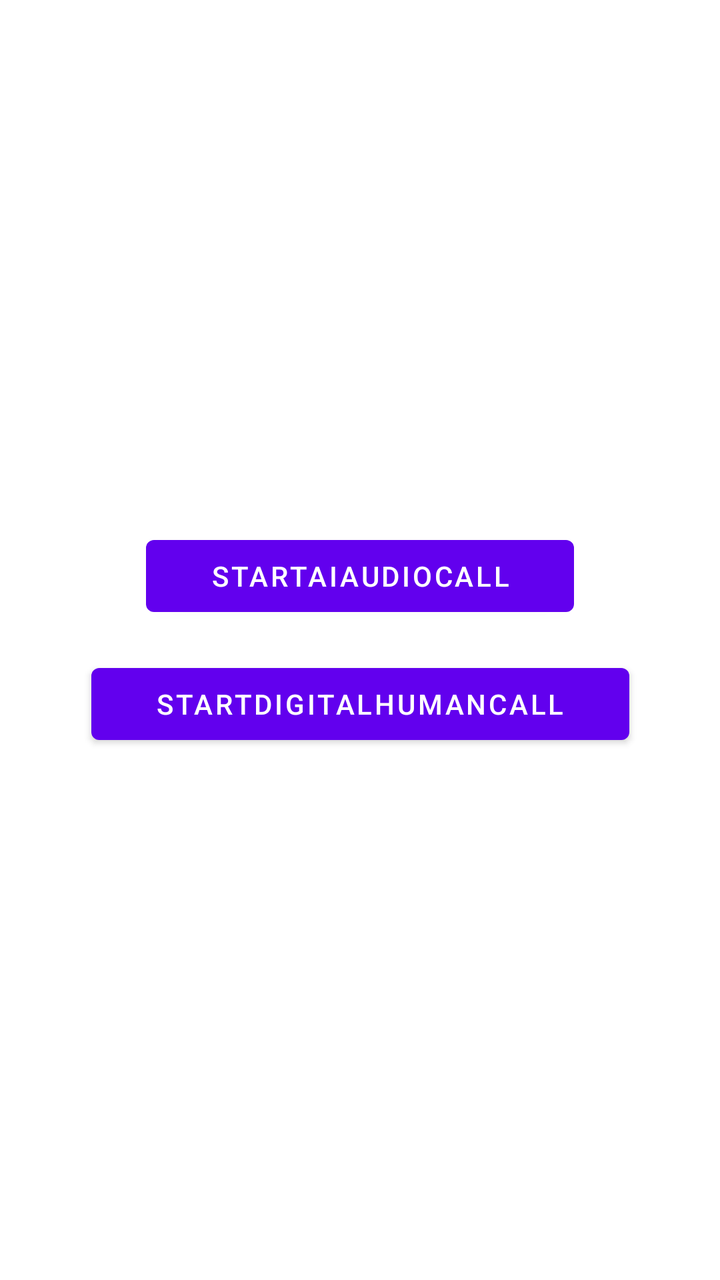
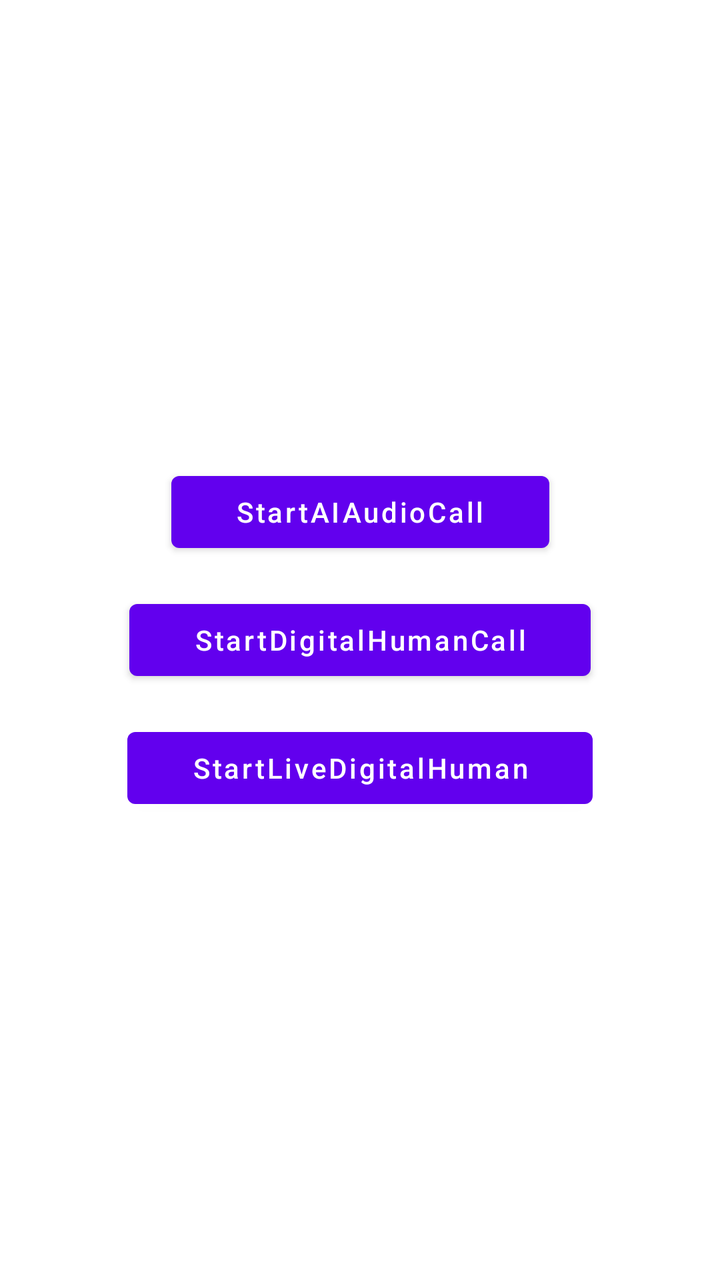

Two renders of the same Android screen: before a commit and after it. Below are the layout's source before the change and the commit's diff.
<!-- AndroidManifest.xml: application theme Theme.ZegoAIAgent -->
<!-- res/layout/activity_main.xml -->
<?xml version="1.0" encoding="utf-8"?>
<androidx.constraintlayout.widget.ConstraintLayout xmlns:android="http://schemas.android.com/apk/res/android"
    xmlns:app="http://schemas.android.com/apk/res-auto"
    xmlns:tools="http://schemas.android.com/tools"
    android:layout_width="match_parent"
    android:layout_height="match_parent"
    tools:context=".MainActivity">

    <Button
        android:id="@+id/button_voice_call"
        android:layout_width="wrap_content"
        android:layout_height="wrap_content"
        android:text="StartAIAudioCall"
        android:paddingLeft="32dp"
        android:paddingRight="32dp"
        android:layout_marginBottom="8dp"
        app:layout_constraintBottom_toTopOf="@+id/button_video_call"
        app:layout_constraintEnd_toEndOf="parent"
        app:layout_constraintStart_toStartOf="parent"
        app:layout_constraintTop_toTopOf="parent"
        app:layout_constraintVertical_bias="0.5"
        app:layout_constraintVertical_chainStyle="packed" />

    <Button
        android:id="@+id/button_video_call"
        android:layout_width="wrap_content"
        android:layout_height="wrap_content"
        android:text="StartDigitalHumanCall"
        android:paddingLeft="32dp"
        android:paddingRight="32dp"
        android:layout_marginTop="8dp"
        app:layout_constraintBottom_toBottomOf="parent"
        app:layout_constraintEnd_toEndOf="parent"
        app:layout_constraintStart_toStartOf="parent"
        app:layout_constraintTop_toBottomOf="@+id/button_voice_call" />

</androidx.constraintlayout.widget.ConstraintLayout>
<!-- resources referenced by this layout -->
<resources>
  <style name="Theme.ZegoAIAgent" parent="Theme.MaterialComponents.DayNight.DarkActionBar">
      
      <item name="colorPrimary">@color/purple_500</item>
      <item name="colorPrimaryVariant">@color/purple_700</item>
      <item name="colorOnPrimary">@color/white</item>
      
      <item name="colorSecondary">@color/teal_200</item>
      <item name="colorSecondaryVariant">@color/teal_700</item>
      <item name="colorOnSecondary">@color/black</item>
      
      <item name="android:statusBarColor">?attr/colorPrimaryVariant</item>
      
    </style>
  <color name="purple_500">#FF6200EE</color>
  <color name="purple_700">#FF3700B3</color>
  <color name="white">#FFFFFFFF</color>
  <color name="teal_200">#FF03DAC5</color>
  <color name="teal_700">#FF018786</color>
  <color name="black">#FF000000</color>
</resources>

<!-- the commit's change to res/layout/activity_main.xml (unified diff, before → after) -->
@@ -10,10 +10,11 @@
         android:id="@+id/button_voice_call"
         android:layout_width="wrap_content"
         android:layout_height="wrap_content"
-        android:text="StartAIAudioCall"
+        android:layout_marginBottom="8dp"
         android:paddingLeft="32dp"
         android:paddingRight="32dp"
-        android:layout_marginBottom="8dp"
+        android:text="StartAIAudioCall"
+        android:textAllCaps="false"
         app:layout_constraintBottom_toTopOf="@+id/button_video_call"
         app:layout_constraintEnd_toEndOf="parent"
         app:layout_constraintStart_toStartOf="parent"
@@ -25,13 +26,29 @@
         android:id="@+id/button_video_call"
         android:layout_width="wrap_content"
         android:layout_height="wrap_content"
-        android:text="StartDigitalHumanCall"
+        android:layout_marginTop="8dp"
+        android:layout_marginBottom="8dp"
         android:paddingLeft="32dp"
         android:paddingRight="32dp"
-        android:layout_marginTop="8dp"
-        app:layout_constraintBottom_toBottomOf="parent"
+        android:text="StartDigitalHumanCall"
+        android:textAllCaps="false"
+        app:layout_constraintBottom_toTopOf="@+id/button_live_digital_human"
         app:layout_constraintEnd_toEndOf="parent"
         app:layout_constraintStart_toStartOf="parent"
         app:layout_constraintTop_toBottomOf="@+id/button_voice_call" />
 
+    <Button
+        android:id="@+id/button_live_digital_human"
+        android:layout_width="wrap_content"
+        android:layout_height="wrap_content"
+        android:layout_marginTop="8dp"
+        android:paddingLeft="32dp"
+        android:paddingRight="32dp"
+        android:text="StartLiveDigitalHuman"
+        android:textAllCaps="false"
+        app:layout_constraintBottom_toBottomOf="parent"
+        app:layout_constraintEnd_toEndOf="parent"
+        app:layout_constraintStart_toStartOf="parent"
+        app:layout_constraintTop_toBottomOf="@+id/button_video_call" />
+
 </androidx.constraintlayout.widget.ConstraintLayout>
<!-- resource entries referenced after the edit -->
@@ -12,6 +12,8 @@
       
       <item name="android:statusBarColor">?attr/colorPrimaryVariant</item>
       
+      <item name="textAllCaps">false</item>
+      
     </style>
   <color name="purple_500">#FF6200EE</color>
   <color name="purple_700">#FF3700B3</color>
